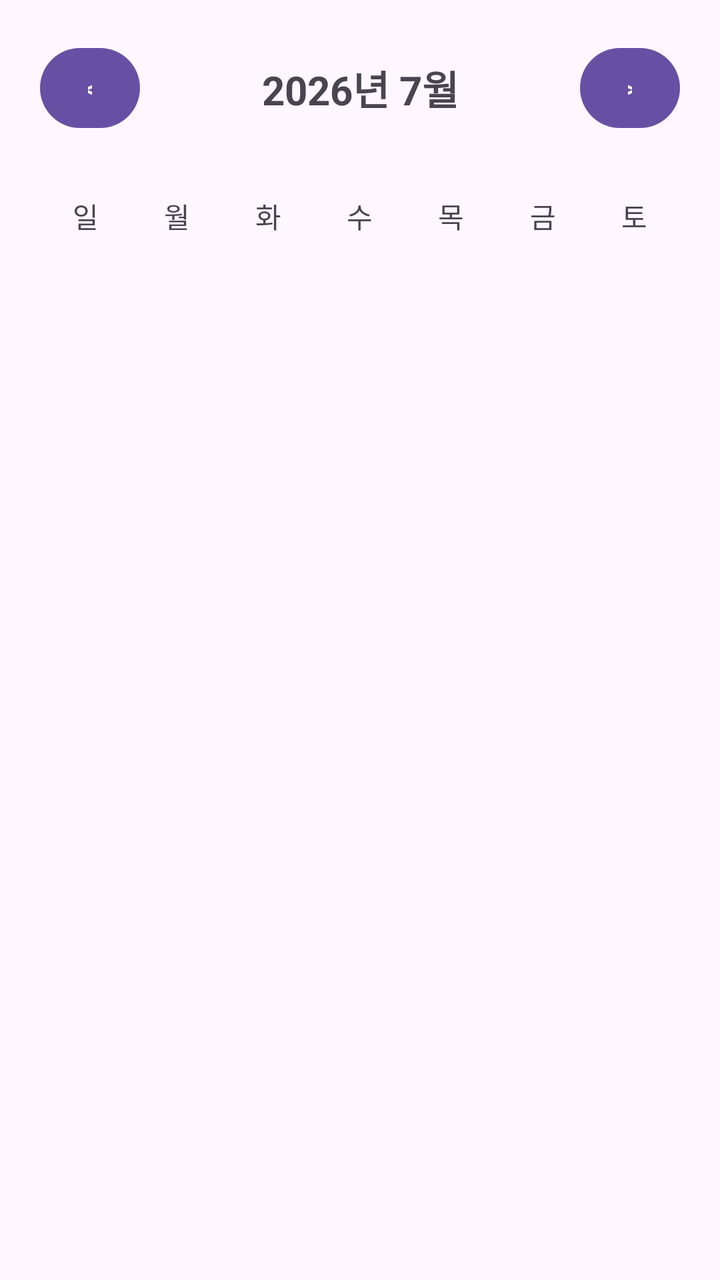
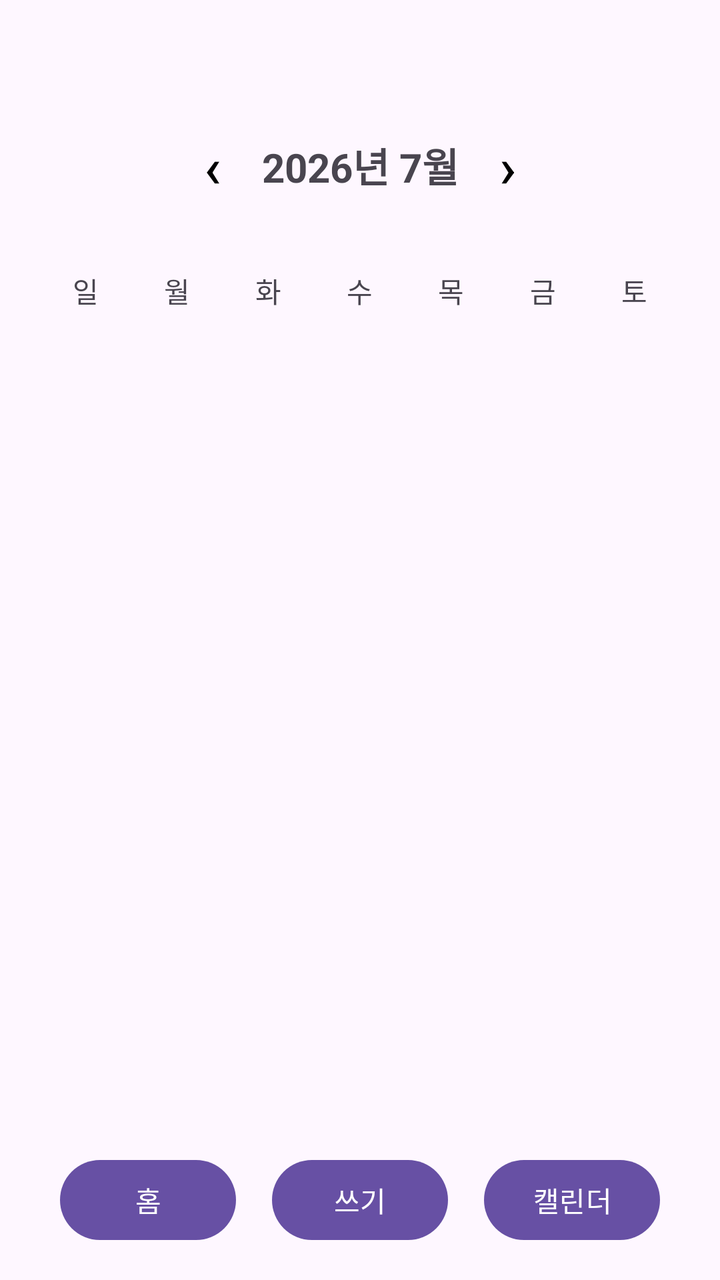

Compare the two renders of this Android layout. The source of the first and the diff that turns it into the second are given below.
<!-- AndroidManifest.xml: application theme Theme.DiaryApp -->
<!-- res/layout/activity_calendar.xml -->
<?xml version="1.0" encoding="utf-8"?>
<LinearLayout xmlns:android="http://schemas.android.com/apk/res/android"
    android:layout_width="match_parent"
    android:layout_height="match_parent"
    android:orientation="vertical"
    android:padding="20dp">

    
    <LinearLayout
        android:layout_width="match_parent"
        android:layout_height="wrap_content"
        android:gravity="center"
        android:orientation="horizontal">

        <Button
            android:id="@+id/btnPreviousMonth"
            android:layout_width="50dp"
            android:layout_height="wrap_content"
            android:text="&lt;" />

        <TextView
            android:id="@+id/tvMonthYear"
            android:layout_width="0dp"
            android:layout_height="wrap_content"
            android:layout_weight="1"
            android:gravity="center"
            android:text="2026년 7월"
            android:textSize="20sp"
            android:textStyle="bold" />

        <Button
            android:id="@+id/btnNextMonth"
            android:layout_width="50dp"
            android:layout_height="wrap_content"
            android:text="&gt;" />

    </LinearLayout>

    
    <GridLayout
        android:layout_width="match_parent"
        android:layout_height="wrap_content"
        android:columnCount="7"
        android:paddingTop="20dp">

        <TextView
            android:layout_width="0dp"
            android:layout_height="40dp"
            android:layout_columnWeight="1"
            android:gravity="center"
            android:text="일" />

        <TextView
            android:layout_width="0dp"
            android:layout_height="40dp"
            android:layout_columnWeight="1"
            android:gravity="center"
            android:text="월" />

        <TextView
            android:layout_width="0dp"
            android:layout_height="40dp"
            android:layout_columnWeight="1"
            android:gravity="center"
            android:text="화" />

        <TextView
            android:layout_width="0dp"
            android:layout_height="40dp"
            android:layout_columnWeight="1"
            android:gravity="center"
            android:text="수" />

        <TextView
            android:layout_width="0dp"
            android:layout_height="40dp"
            android:layout_columnWeight="1"
            android:gravity="center"
            android:text="목" />

        <TextView
            android:layout_width="0dp"
            android:layout_height="40dp"
            android:layout_columnWeight="1"
            android:gravity="center"
            android:text="금" />

        <TextView
            android:layout_width="0dp"
            android:layout_height="40dp"
            android:layout_columnWeight="1"
            android:gravity="center"
            android:text="토" />

    </GridLayout>

    
    <GridLayout
        android:id="@+id/calendarGrid"
        android:layout_width="match_parent"
        android:layout_height="wrap_content"
        android:columnCount="7" />
    <TextView
        android:id="@+id/tvSelectedDate"
        android:layout_width="match_parent"
        android:layout_height="wrap_content"
        android:layout_marginTop="20dp"
        android:gravity="center"
        android:text=""
        android:textSize="18sp" />

    <LinearLayout
        android:id="@+id/postContainer"
        android:layout_width="match_parent"
        android:layout_height="wrap_content"
        android:layout_marginTop="20dp"
        android:orientation="vertical" />
</LinearLayout>
<!-- resources referenced by this layout -->
<resources>
  <style name="Theme.DiaryApp" parent="Base.Theme.DiaryApp" />
  <style name="Base.Theme.DiaryApp" parent="Theme.Material3.DayNight.NoActionBar">
          
          
      </style>
</resources>

<!-- the commit's change to res/layout/activity_calendar.xml (unified diff, before → after) -->
@@ -2,117 +2,192 @@
 <LinearLayout xmlns:android="http://schemas.android.com/apk/res/android"
     android:layout_width="match_parent"
     android:layout_height="match_parent"
-    android:orientation="vertical"
-    android:padding="20dp">
+    android:orientation="vertical">
+
+    
+    <ScrollView
+        android:layout_width="match_parent"
+        android:layout_height="0dp"
+        android:layout_weight="1">
+
+        <LinearLayout
+            android:layout_width="match_parent"
+            android:layout_height="wrap_content"
+            android:orientation="vertical"
+            android:padding="20dp">
+
+            
+            <Space
+                android:layout_width="match_parent"
+                android:layout_height="40dp" />
+
+            
+            <LinearLayout
+                android:layout_width="match_parent"
+                android:layout_height="wrap_content"
+                android:gravity="center"
+                android:orientation="horizontal">
+
+                <Button
+                    android:id="@+id/btnPreviousMonth"
+                    android:layout_width="wrap_content"
+                    android:layout_height="wrap_content"
+                    android:background="@android:color/transparent"
+                    android:elevation="0dp"
+                    android:minWidth="0dp"
+                    android:minHeight="0dp"
+                    android:padding="0dp"
+                    android:text="‹"
+                    android:textColor="#000000"
+                    android:textSize="28sp" />
+
+                <TextView
+                    android:id="@+id/tvMonthYear"
+                    android:layout_width="wrap_content"
+                    android:layout_height="wrap_content"
+                    android:layout_marginHorizontal="20dp"
+                    android:text="2026년 7월"
+                    android:textSize="20sp"
+                    android:textStyle="bold" />
+
+                <Button
+                    android:id="@+id/btnNextMonth"
+                    android:layout_width="wrap_content"
+                    android:layout_height="wrap_content"
+                    android:background="@android:color/transparent"
+                    android:elevation="0dp"
+                    android:minWidth="0dp"
+                    android:minHeight="0dp"
+                    android:padding="0dp"
+                    android:text="›"
+                    android:textColor="#000000"
+                    android:textSize="28sp" />
+
+            </LinearLayout>
+
+            
+            <GridLayout
+                android:layout_width="match_parent"
+                android:layout_height="wrap_content"
+                android:columnCount="7"
+                android:paddingTop="20dp">
+
+                <TextView
+                    android:layout_width="0dp"
+                    android:layout_height="40dp"
+                    android:layout_columnWeight="1"
+                    android:gravity="center"
+                    android:text="일" />
+
+                <TextView
+                    android:layout_width="0dp"
+                    android:layout_height="40dp"
+                    android:layout_columnWeight="1"
+                    android:gravity="center"
+                    android:text="월" />
+
+                <TextView
+                    android:layout_width="0dp"
+                    android:layout_height="40dp"
+                    android:layout_columnWeight="1"
+                    android:gravity="center"
+                    android:text="화" />
+
+                <TextView
+                    android:layout_width="0dp"
+                    android:layout_height="40dp"
+                    android:layout_columnWeight="1"
+                    android:gravity="center"
+                    android:text="수" />
+
+                <TextView
+                    android:layout_width="0dp"
+                    android:layout_height="40dp"
+                    android:layout_columnWeight="1"
+                    android:gravity="center"
+                    android:text="목" />
+
+                <TextView
+                    android:layout_width="0dp"
+                    android:layout_height="40dp"
+                    android:layout_columnWeight="1"
+                    android:gravity="center"
+                    android:text="금" />
+
+                <TextView
+                    android:layout_width="0dp"
+                    android:layout_height="40dp"
+                    android:layout_columnWeight="1"
+                    android:gravity="center"
+                    android:text="토" />
+
+            </GridLayout>
+
+            
+            <GridLayout
+                android:id="@+id/calendarGrid"
+                android:layout_width="match_parent"
+                android:layout_height="wrap_content"
+                android:columnCount="7" />
+
+            <TextView
+                android:id="@+id/tvSelectedDate"
+                android:layout_width="match_parent"
+                android:layout_height="wrap_content"
+                android:layout_marginTop="20dp"
+                android:gravity="start"
+                android:text=""
+                android:textSize="18sp" />
+
+            <LinearLayout
+                android:id="@+id/postContainer"
+                android:layout_width="match_parent"
+                android:layout_height="wrap_content"
+                android:layout_marginTop="20dp"
+                android:orientation="vertical" />
+
+        </LinearLayout>
+
+    </ScrollView>
 
     
     <LinearLayout
         android:layout_width="match_parent"
         android:layout_height="wrap_content"
-        android:gravity="center"
+        android:layout_marginBottom="16dp"
+        android:gravity="center_vertical"
         android:orientation="horizontal">
 
         <Button
-            android:id="@+id/btnPreviousMonth"
-            android:layout_width="50dp"
+            android:id="@+id/btnHome"
+            android:layout_width="wrap_content"
             android:layout_height="wrap_content"
-            android:text="&lt;" />
+            android:layout_marginStart="30dp"
+            android:text="홈" />
 
-        <TextView
-            android:id="@+id/tvMonthYear"
+        <Space
             android:layout_width="0dp"
-            android:layout_height="wrap_content"
-            android:layout_weight="1"
-            android:gravity="center"
-            android:text="2026년 7월"
-            android:textSize="20sp"
-            android:textStyle="bold" />
+            android:layout_height="1dp"
+            android:layout_weight="1" />
 
         <Button
-            android:id="@+id/btnNextMonth"
-            android:layout_width="50dp"
+            android:id="@+id/btnWrite"
+            android:layout_width="wrap_content"
             android:layout_height="wrap_content"
-            android:text="&gt;" />
+            android:text="쓰기" />
+
+        <Space
+            android:layout_width="0dp"
+            android:layout_height="1dp"
+            android:layout_weight="1" />
+
+        <Button
+            android:id="@+id/btnCalendar"
+            android:layout_width="wrap_content"
+            android:layout_height="wrap_content"
+            android:layout_marginEnd="30dp"
+            android:text="캘린더" />
 
     </LinearLayout>
 
-    
-    <GridLayout
-        android:layout_width="match_parent"
-        android:layout_height="wrap_content"
-        android:columnCount="7"
-        android:paddingTop="20dp">
-
-        <TextView
-            android:layout_width="0dp"
-            android:layout_height="40dp"
-            android:layout_columnWeight="1"
-            android:gravity="center"
-            android:text="일" />
-
-        <TextView
-            android:layout_width="0dp"
-            android:layout_height="40dp"
-            android:layout_columnWeight="1"
-            android:gravity="center"
-            android:text="월" />
-
-        <TextView
-            android:layout_width="0dp"
-            android:layout_height="40dp"
-            android:layout_columnWeight="1"
-            android:gravity="center"
-            android:text="화" />
-
-        <TextView
-            android:layout_width="0dp"
-            android:layout_height="40dp"
-            android:layout_columnWeight="1"
-            android:gravity="center"
-            android:text="수" />
-
-        <TextView
-            android:layout_width="0dp"
-            android:layout_height="40dp"
-            android:layout_columnWeight="1"
-            android:gravity="center"
-            android:text="목" />
-
-        <TextView
-            android:layout_width="0dp"
-            android:layout_height="40dp"
-            android:layout_columnWeight="1"
-            android:gravity="center"
-            android:text="금" />
-
-        <TextView
-            android:layout_width="0dp"
-            android:layout_height="40dp"
-            android:layout_columnWeight="1"
-            android:gravity="center"
-            android:text="토" />
-
-    </GridLayout>
-
-    
-    <GridLayout
-        android:id="@+id/calendarGrid"
-        android:layout_width="match_parent"
-        android:layout_height="wrap_content"
-        android:columnCount="7" />
-    <TextView
-        android:id="@+id/tvSelectedDate"
-        android:layout_width="match_parent"
-        android:layout_height="wrap_content"
-        android:layout_marginTop="20dp"
-        android:gravity="center"
-        android:text=""
-        android:textSize="18sp" />
-
-    <LinearLayout
-        android:id="@+id/postContainer"
-        android:layout_width="match_parent"
-        android:layout_height="wrap_content"
-        android:layout_marginTop="20dp"
-        android:orientation="vertical" />
 </LinearLayout>
